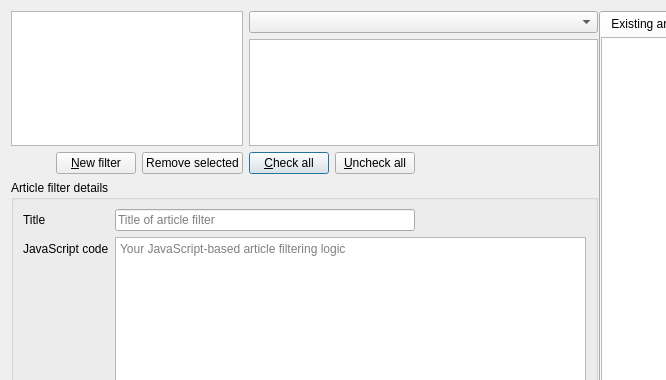
Before: the Qt Designer form src/librssguard/gui/dialogs/formmessagefiltersmanager.ui in martinrotter/rssguard, drawn with Qt 5; both pictures show x 0 to 666 and y 0 to 380 of the 1296 by 546 pixel window.
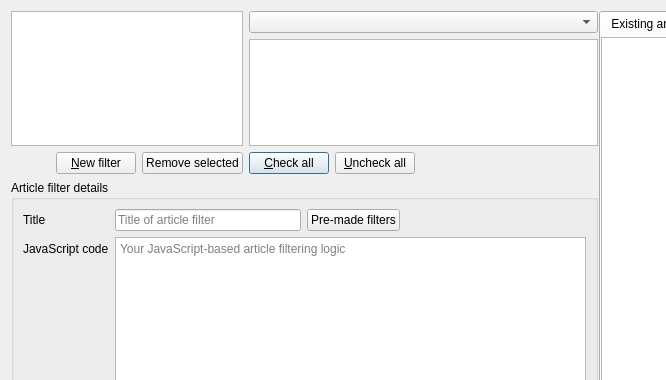
After: the same form once the commit is applied.

Commit message: add premade filters option to article filters

```diff
--- a/src/librssguard/gui/dialogs/formmessagefiltersmanager.ui
+++ b/src/librssguard/gui/dialogs/formmessagefiltersmanager.ui
@@ -126,6 +126,8 @@
            </widget>
           </item>
           <item row="0" column="1">
+           <layout class="QHBoxLayout" name="horizontalLayout_3">
+            <item>
            <widget class="QLineEdit" name="m_txtTitle">
             <property name="sizePolicy">
              <sizepolicy hsizetype="Expanding" vsizetype="Fixed">
@@ -144,6 +146,28 @@
             </property>
            </widget>
           </item>
+            <item>
+             <widget class="QPushButton" name="m_btnPremadeFilters">
+              <property name="text">
+               <string>Pre-made filters</string>
+              </property>
+             </widget>
+            </item>
+            <item>
+             <spacer name="horizontalSpacer_2">
+              <property name="orientation">
+               <enum>Qt::Horizontal</enum>
+              </property>
+              <property name="sizeHint" stdset="0">
+               <size>
+                <width>40</width>
+                <height>20</height>
+               </size>
+              </property>
+             </spacer>
+            </item>
+           </layout>
+          </item>
           <item row="1" column="0">
            <widget class="QLabel" name="label_2">
             <property name="text">
```
Left out of the diff: 9 changed lines with no effect on the pictures. Lines whose indentation alone changed are shown as unchanged. The commit also changes 7 other files.
